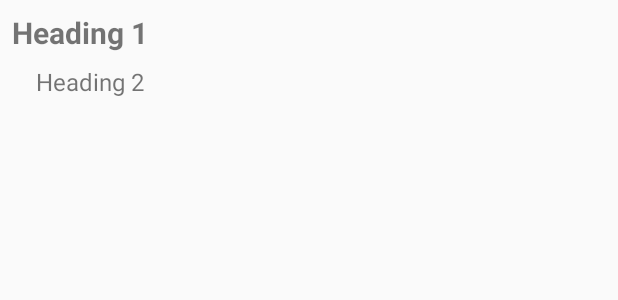
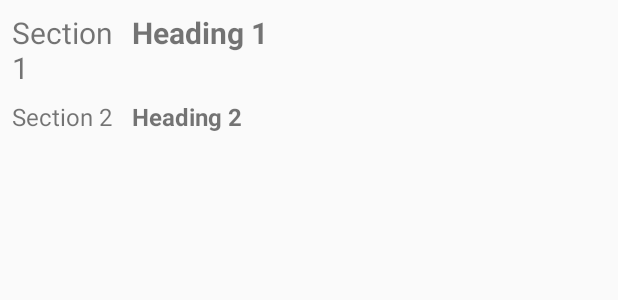
Before and after one commit to pocket-law/pocketlaw-debug, an Android app: the layout card_heading.xml on its own in the app's theme, with its tools: preview values and no code run, on a phone screen of 412 x 824 dp. Shown: the top 300 px of the screen. Run offline under Robolectric (Android 15) with nearby library versions, the phone set to English and light mode, and no system bars; network calls fail.

Commit message:
pass level and section through to headings listview

```diff
--- a/app/src/main/res/layout/card_heading.xml
+++ b/app/src/main/res/layout/card_heading.xml
@@ -6,22 +6,49 @@
     android:paddingLeft="8dp"
     android:paddingRight="8dp">
 
+    <LinearLayout
+        android:layout_width="match_parent"
+        android:layout_height="wrap_content">
+
+        <TextView
+            android:id="@+id/section1"
+            android:layout_width="80dp"
+            android:layout_height="wrap_content"
+            android:paddingTop="8dp"
+            android:text="Section 1"
+            android:textSize="20sp" />
+
         <TextView
             android:id="@+id/heading1"
+            android:layout_width="wrap_content"
+            android:layout_height="wrap_content"
+            android:paddingTop="8dp"
             android:text="Heading 1"
+            android:textSize="20sp"
+            android:textStyle="bold" />
+
+    </LinearLayout>
+
+    <LinearLayout
+        android:layout_width="match_parent"
+        android:layout_height="wrap_content">
+
+        <TextView
+            android:id="@+id/section2"
+            android:layout_width="80dp"
+            android:layout_height="wrap_content"
             android:paddingTop="8dp"
-        android:textSize="20sp"
-        android:textStyle="bold"
-        android:layout_width="wrap_content"
-        android:layout_height="wrap_content" />
+            android:text="Section 2"
+            android:textSize="16sp" />
 
         <TextView
             android:id="@+id/heading2"
-        android:paddingLeft="16dp"
+            android:layout_width="wrap_content"
+            android:layout_height="wrap_content"
             android:paddingTop="8dp"
             android:text="Heading 2"
             android:textSize="16sp"
-        android:layout_width="wrap_content"
-        android:layout_height="wrap_content" />
+            android:textStyle="bold" />
 
     </LinearLayout>
+</LinearLayout>
```
Also changed, not shown: app/src/main/java/ca/ggolda/reference_criminal_code/AdapterHeading.java (+11 -0 lines), app/src/main/java/ca/ggolda/reference_criminal_code/Heading.java (+11 -2 lines), app/src/main/java/ca/ggolda/reference_criminal_code/XmlParser.java (+20 -18 lines). Lines whose indentation alone changed are shown as unchanged.
